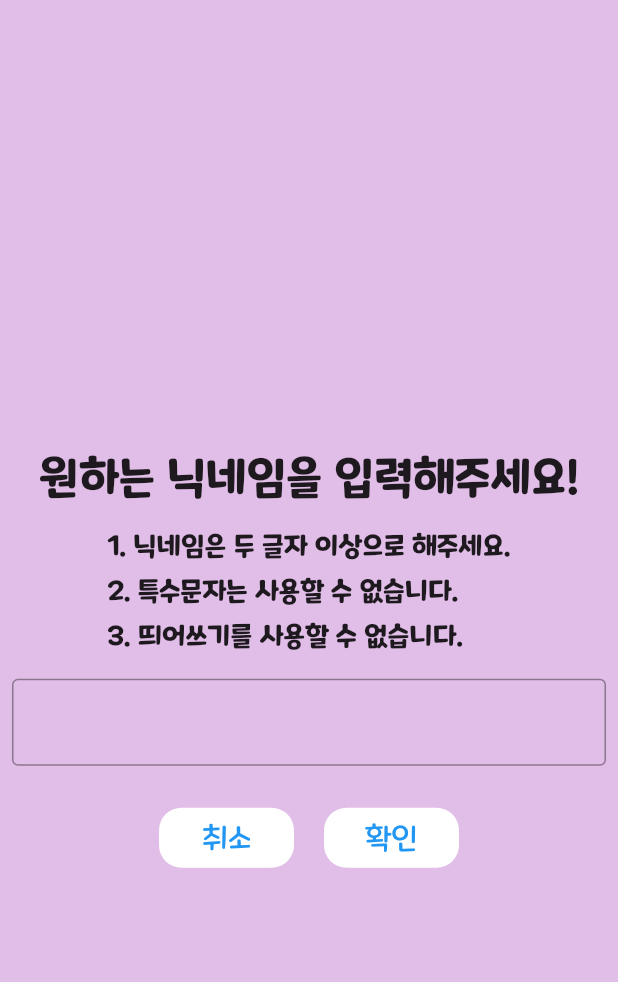
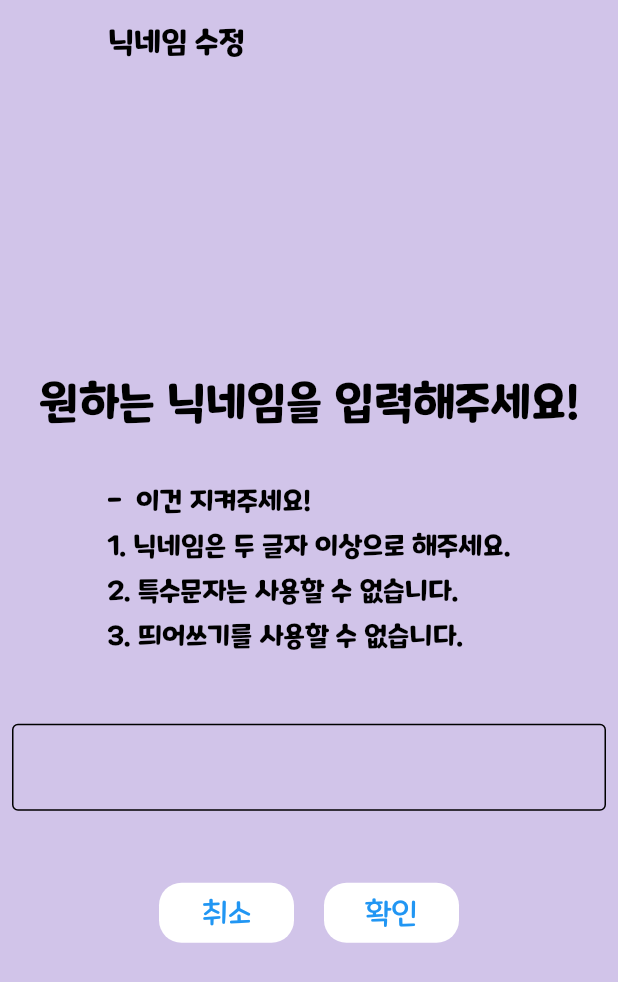
Before and after one commit to meohyun/neologism_quiz, a Flutter app: the UpdateNickname screen opened directly, on a phone screen of 412 x 824 dp. Shown: the top 982 px of the screen. Run offline on Flutter 3.47's test engine with Material 2 defaults, Android fonts, the phone set to English and light mode, and no system bars; our stand-ins replace cloud_firestore, firebase_auth, firebase_core, get, google_sign_in, shared_preferences; missing offline and left inert: soundpool; accounts and stored records are empty; network calls fail.

Commit message:
2023.02.23 23:13 userprofile, game record

```diff
--- a/lib/main.dart
+++ b/lib/main.dart
@@ -5,7 +5,7 @@ import 'package:neologism/pages/bulletin_pages/bulletin_board.dart';
 import 'package:neologism/pages/bulletin_pages/postCRUD.dart';
 import 'package:neologism/pages/bulletin_pages/post_page.dart';
 import 'package:neologism/pages/dictionary_page/dict_neologism.dart';
-import 'package:neologism/pages/nickname.dart';
+import 'package:neologism/pages/user_page/nickname.dart';
 import 'package:neologism/pages/quiz_page/essay_quiz.dart';
 import 'package:neologism/pages/quiz_page/word_quiz.dart';
 import 'package:neologism/pages/startpage.dart';
@@ -42,7 +42,6 @@ class _NeologismState extends State<Neologism> {
         '/bulletin': (context) => BulletinBoard(),
         '/create': (context) => BulletinCreate(),
         '/post': (context) => BulletinPost(),
-        '/nicknameupdate': (context) => UpdateNickname(),
       },
       debugShowCheckedModeBanner: false,
     );
--- a/lib/pages/nickname.dart
+++ /dev/null
@@ -1,171 +0,0 @@
-import 'package:firebase_auth/firebase_auth.dart';
-import 'package:flutter/material.dart';
-import 'package:neologism/pages/startpage.dart';
-
-TextEditingController _nicknameController = TextEditingController();
-
-class UpdateNickname extends StatefulWidget {
-  const UpdateNickname({super.key, this.docid});
-
-  final docid;
-
-  @override
-  State<UpdateNickname> createState() => _UpdateNicknameState();
-}
-
-class _UpdateNicknameState extends State<UpdateNickname> {
-  nicknameUpdate() async {
-    final _auth = FirebaseAuth.instance.currentUser!;
-    await _auth.updateDisplayName(_nicknameController.text);
-    await _auth.reload();
-  }
-
-  @override
-  void initState() {
-    _nicknameController.text = "";
-    super.initState();
-  }
-
-  final _formkey = GlobalKey<FormState>();
-
-  @override
-  Widget build(BuildContext context) {
-    return Scaffold(
-      appBar: AppBar(
-        leading: SizedBox(),
-        backgroundColor: Colors.purple[100],
-        elevation: 0.0,
-      ),
-      body: Container(
-        color: Colors.purple[100],
-        child: Center(
-            child: Column(
-          mainAxisAlignment: MainAxisAlignment.center,
-          children: [
-            const Text(
-              "원하는 닉네임을 입력해주세요!",
-              style: TextStyle(fontSize: 30, fontWeight: FontWeight.bold),
-            ),
-            SizedBox(
-              height: 20,
-            ),
-            Column(
-              crossAxisAlignment: CrossAxisAlignment.start,
-              children: [
-                const Text(
-                  "1. 닉네임은 두 글자 이상으로 해주세요.",
-                  style: TextStyle(fontSize: 18, fontWeight: FontWeight.bold),
-                ),
-                SizedBox(
-                  height: 10,
-                ),
-                const Text(
-                  "2. 특수문자는 사용할 수 없습니다.",
-                  style: TextStyle(fontSize: 18, fontWeight: FontWeight.bold),
-                ),
-                SizedBox(
-                  height: 10,
-                ),
-                const Text(
-                  "3. 띄어쓰기를 사용할 수 없습니다.",
-                  style: TextStyle(fontSize: 18, fontWeight: FontWeight.bold),
-                ),
-                SizedBox(
-                  height: 10,
-                ),
-              ],
-            ),
-            Column(
-              children: [
-                Form(
-                  key: _formkey,
-                  child: Padding(
-                    padding: const EdgeInsets.all(8.0),
-                    child: TextFormField(
-                        onSaved: (value) {
-                          _nicknameController.text = value as String;
-                        },
-                        validator: (value) {
-                          if (value == null) {
-                            return "닉네임을 입력해주세요.";
-                          }
-                          if (value.length < 2) {
-                            return "두 글자 이상 입력해주세요.";
-                          }
-                          if (value.contains(RegExp(r'\s'))) {
-                            return "공백을 제거해주세요.";
-                          }
-                          if (value.contains(RegExp(r"[ㄱ-ㅎㅏ-ㅣ]"))) {
-                            return "유효한 닉네임을 입력해주세요.";
-                          }
-                          if (value.contains(RegExp("씨발"))) {
-                            return "비속어를 사용할 수 없습니다.";
-                          }
-                          if (value
-                              .contains(RegExp(r'[!@#$%^&*(),.?":{}|<>_-]'))) {
-                            return "닉네임에 특수문자를 넣을수 없습니다.";
-                          }
-                        },
-                        controller: _nicknameController,
-                        decoration: const InputDecoration(
-                          border: OutlineInputBorder(
-                              borderSide: BorderSide(width: 1)),
-                        )),
-                  ),
-                ),
-                SizedBox(
-                  height: 20,
-                ),
-                Row(
-                  mainAxisAlignment: MainAxisAlignment.center,
-                  children: [
-                    Container(
-                      width: 90,
-                      height: 40,
-                      decoration: BoxDecoration(
-                          color: Colors.white,
-                          borderRadius: BorderRadius.circular(15)),
-                      child: TextButton(
-                          onPressed: () {
-                            Navigator.pop(context);
-                          },
-                          child: Text(
-                            "취소",
-                            style: TextStyle(fontSize: 20),
-                          )),
-                    ),
-                    SizedBox(
-                      width: 20,
-                    ),
-                    Container(
-                      width: 90,
-                      height: 40,
-                      decoration: BoxDecoration(
-                          color: Colors.white,
-                          borderRadius: BorderRadius.circular(15)),
-                      child: TextButton(
-                          onPressed: () {
-                            if (_formkey.currentState!.validate()) {
-                              _formkey.currentState!.save();
-                              nicknameUpdate();
-                              Navigator.push(context,
-                                  MaterialPageRoute(builder: (context) {
-                                return const ScreenPage();
-                              }));
-                            }
-                          },
-                          child: Text(
-                            "확인",
-                            style: TextStyle(fontSize: 20),
-                          )),
-                    ),
-                  ],
-                )
-              ],
-            ),
-          ],
-        )),
-      ),
-    );
-  }
-}
--- a/lib/pages/quiz_page/essay_quiz.dart
+++ b/lib/pages/quiz_page/essay_quiz.dart
@@ -290,7 +290,8 @@ class _EssayQuizState extends State<EssayQuiz> {
                                       textcontroller.clear();
                                       typetext = true;
                                     } else {
-                                      endpage(context, '/sentence');
+                                      endpage(
+                                          context, '/sentence', 'sentencequiz');
                                     }
                                   });
                                 },
@@ -373,7 +374,8 @@ class _EssayQuizState extends State<EssayQuiz> {
                                           textcontroller.clear();
                                           typetext = true;
                                         } else {
-                                          endpage(context, '/sentence');
+                                          endpage(context, '/sentence',
+                                              'sentencequiz');
                                         }
                                       });
                                     },
--- a/lib/pages/quiz_page/word_quiz.dart
+++ b/lib/pages/quiz_page/word_quiz.dart
@@ -287,7 +287,7 @@ class _MyWidgetState extends State<NeologismQuiz> {
                                 nextpage();
                               });
                             } else {
-                              endpage(context, '/word');
+                              endpage(context, '/word', "wordquiz");
                             }
                           },
                           child: Text(
--- /dev/null
+++ b/lib/pages/user_page/nickname.dart
@@ -0,0 +1,220 @@
+import 'package:firebase_auth/firebase_auth.dart';
+import 'package:flutter/material.dart';
+import 'package:get/get_state_manager/get_state_manager.dart';
+import 'package:get/instance_manager.dart';
+import 'package:neologism/getx/blackmode.dart';
+import 'package:neologism/pages/startpage.dart';
+import 'package:neologism/pages/user_page/profile.dart';
+
+TextEditingController _nicknameController = TextEditingController();
+
+class UpdateNickname extends StatefulWidget {
+  const UpdateNickname({super.key});
+
+  @override
+  State<UpdateNickname> createState() => _UpdateNicknameState();
+}
+
+class _UpdateNicknameState extends State<UpdateNickname> {
+  nicknameUpdate() {
+    final _auth = FirebaseAuth.instance.currentUser!;
+    _auth.updateDisplayName(_nicknameController.text);
+    _auth.reload();
+  }
+
+  @override
+  void initState() {
+    _nicknameController.text = "";
+    super.initState();
+  }
+
+  @override
+  Widget build(BuildContext context) {
+    final _formkey = GlobalKey<FormState>();
+    final blackmode = Get.find<BlackModeController>().blackmode;
+    return GetBuilder(
+      init: BlackModeController(),
+      builder: (_) => Scaffold(
+        appBar: AppBar(
+          title: Text(
+            "닉네임 수정",
+            style: TextStyle(
+                color: blackmode ? Colors.white : blackmodecolor,
+                fontWeight: FontWeight.bold),
+          ),
+          leading: const SizedBox(),
+          backgroundColor: blackmode ? blackmodecolor : notblackmodecolor,
+          elevation: 0.0,
+        ),
+        body: Container(
+          color: blackmode ? blackmodecolor : notblackmodecolor,
+          child: Center(
+              child: Column(
+            mainAxisAlignment: MainAxisAlignment.center,
+            children: [
+              Text(
+                "원하는 닉네임을 입력해주세요!",
+                style: TextStyle(
+                    fontSize: 30,
+                    fontWeight: FontWeight.bold,
+                    color: blackmode ? Colors.white : blackmodecolor),
+              ),
+              const SizedBox(
+                height: 40,
+              ),
+              Column(
+                crossAxisAlignment: CrossAxisAlignment.start,
+                children: [
+                  Text(
+                    "-  이건 지켜주세요!",
+                    style: TextStyle(
+                        fontSize: 18,
+                        fontWeight: FontWeight.bold,
+                        color: blackmode ? Colors.white : blackmodecolor),
+                  ),
+                  const SizedBox(
+                    height: 10,
+                  ),
+                  Text(
+                    "1. 닉네임은 두 글자 이상으로 해주세요.",
+                    style: TextStyle(
+                        fontSize: 18,
+                        fontWeight: FontWeight.bold,
+                        color: blackmode ? Colors.white : blackmodecolor),
+                  ),
+                  const SizedBox(
+                    height: 10,
+                  ),
+                  Text(
+                    "2. 특수문자는 사용할 수 없습니다.",
+                    style: TextStyle(
+                        fontSize: 18,
+                        fontWeight: FontWeight.bold,
+                        color: blackmode ? Colors.white : blackmodecolor),
+                  ),
+                  const SizedBox(
+                    height: 10,
+                  ),
+                  Text(
+                    "3. 띄어쓰기를 사용할 수 없습니다.",
+                    style: TextStyle(
+                        fontSize: 18,
+                        fontWeight: FontWeight.bold,
+                        color: blackmode ? Colors.white : blackmodecolor),
+                  ),
+                  const SizedBox(
+                    height: 40,
+                  ),
+                ],
+              ),
+              Column(
+                children: [
+                  Form(
+                    key: _formkey,
+                    child: Padding(
+                      padding: const EdgeInsets.all(8.0),
+                      child: TextFormField(
+                          style: TextStyle(
+                              color: blackmode ? Colors.white : Colors.black),
+                          onSaved: (value) {
+                            _nicknameController.text = value as String;
+                          },
+                          validator: (value) {
+                            if (value == null) {
+                              return "닉네임을 입력해주세요.";
+                            }
+                            if (value.length < 2) {
+                              return "두 글자 이상 입력해주세요.";
+                            }
+                            if (value.contains(RegExp(r'\s'))) {
+                              return "공백을 제거해주세요.";
+                            }
+                            if (value.contains(RegExp(r"[ㄱ-ㅎㅏ-ㅣ]"))) {
+                              return "유효한 닉네임을 입력해주세요.";
+                            }
+                            if (value.contains(RegExp("씨발"))) {
+                              return "비속어를 사용할 수 없습니다.";
+                            }
+                            if (value.contains(
+                                RegExp(r'[!@#$%^&*(),.?":{}|<>_-]'))) {
+                              return "닉네임에 특수문자를 넣을수 없습니다.";
+                            }
+                          },
+                          controller: _nicknameController,
+                          decoration: InputDecoration(
+                            enabledBorder: OutlineInputBorder(
+                                borderSide: BorderSide(
+                                    width: 1,
+                                    color: blackmode
+                                        ? Colors.white
+                                        : blackmodecolor)),
+                            focusedBorder: OutlineInputBorder(
+                                borderSide:
+                                    BorderSide(width: 1, color: Colors.blue)),
+                            border: OutlineInputBorder(
+                                borderSide: BorderSide(
+                                    width: 1,
+                                    color: blackmode
+                                        ? Colors.white
+                                        : blackmodecolor)),
+                          )),
+                    ),
+                  ),
+                  const SizedBox(
+                    height: 40,
+                  ),
+                  Row(
+                    mainAxisAlignment: MainAxisAlignment.center,
+                    children: [
+                      Container(
+                        width: 90,
+                        height: 40,
+                        decoration: BoxDecoration(
+                            color: Colors.white,
+                            borderRadius: BorderRadius.circular(15)),
+                        child: TextButton(
+                            onPressed: () {
+                              Navigator.pop(context);
+                            },
+                            child: Text(
+                              "취소",
+                              style: TextStyle(fontSize: 20),
+                            )),
+                      ),
+                      SizedBox(
+                        width: 20,
+                      ),
+                      Container(
+                        width: 90,
+                        height: 40,
+                        decoration: BoxDecoration(
+                            color: Colors.white,
+                            borderRadius: BorderRadius.circular(15)),
+                        child: TextButton(
+                            onPressed: () {
+                              if (_formkey.currentState!.validate()) {
+                                _formkey.currentState!.save();
+                                nicknameUpdate();
+                                Navigator.push(context,
+                                    MaterialPageRoute(builder: (context) {
+                                  return UserProfile(
+                                      name: _nicknameController.text);
+                                }));
+                              }
+                            },
+                            child: Text(
+                              "확인",
+                              style: TextStyle(fontSize: 20),
+                            )),
+                      ),
+                    ],
+                  )
+                ],
+              ),
+            ],
+          )),
+        ),
+      ),
+    );
+  }
+}
```
Also changed, not shown: lib/neo_function/quiz_func.dart (+23 -1 lines), lib/pages/startpage.dart (+8 -13 lines), lib/pages/user_page/profile.dart (added, +183 -0 lines), lib/widgets/Buttons.dart (+0 -36 lines), lib/widgets/mydrawer.dart (+6 -3 lines).
